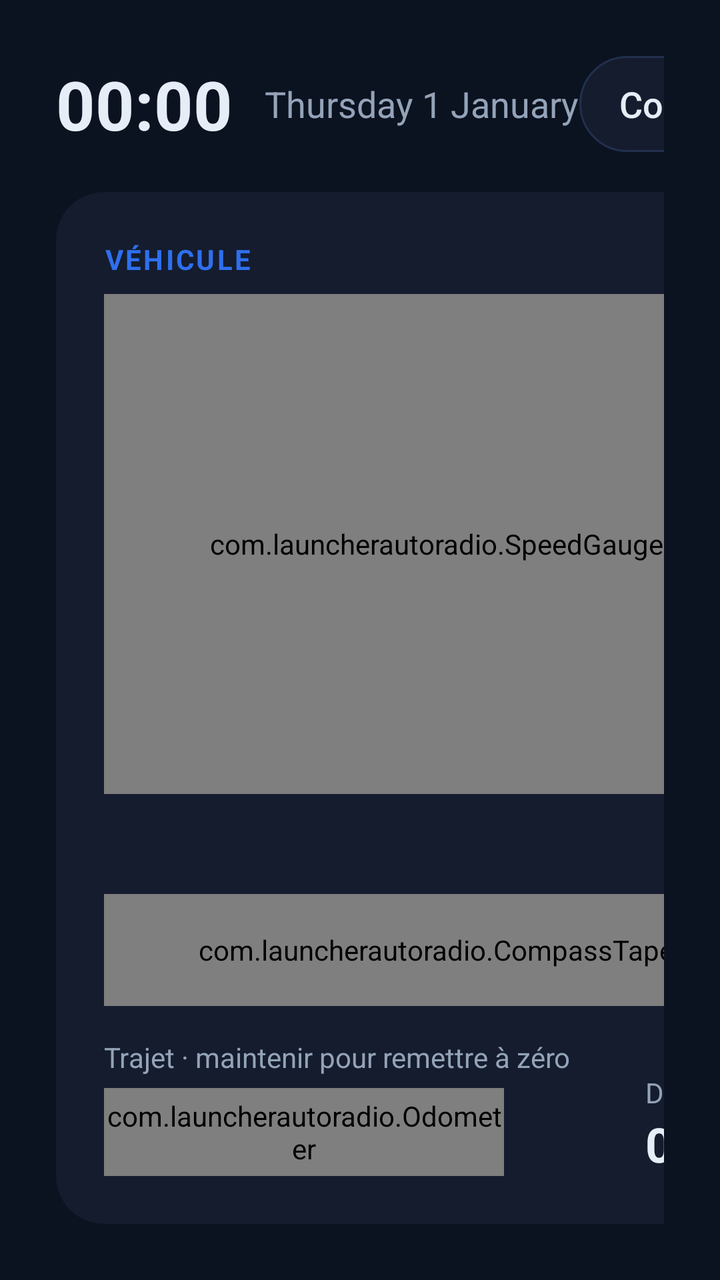
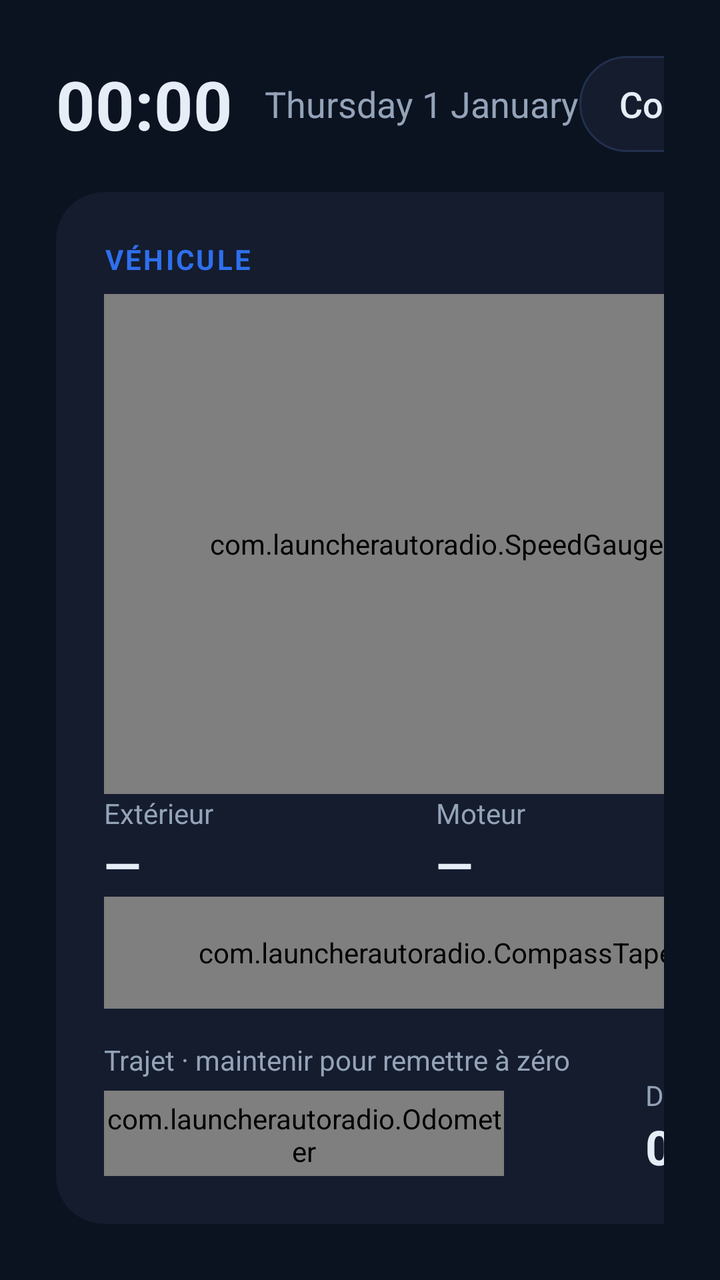

Two renders of the same Android screen: before a commit and after it. Below are the layout's source before the change and the commit's diff.
<!-- AndroidManifest.xml: application theme Theme.Launcher -->
<!-- res/layout/activity_main.xml -->
<?xml version="1.0" encoding="utf-8"?>
<LinearLayout xmlns:android="http://schemas.android.com/apk/res/android"
    android:layout_width="match_parent"
    android:layout_height="match_parent"
    android:orientation="vertical"
    android:padding="28dp"
    android:background="@color/bg">

    <LinearLayout
        android:layout_width="match_parent"
        android:layout_height="48dp"
        android:orientation="horizontal"
        android:gravity="center_vertical">
        <TextClock
            android:layout_width="wrap_content"
            android:layout_height="wrap_content"
            android:format24Hour="HH:mm"
            android:format12Hour="HH:mm"
            android:textSize="34sp"
            android:textStyle="bold"
            android:textColor="@color/text" />
        <TextClock
            android:layout_width="wrap_content"
            android:layout_height="wrap_content"
            android:layout_marginStart="16dp"
            android:format24Hour="EEEE d MMMM"
            android:format12Hour="EEEE d MMMM"
            android:textSize="18sp"
            android:textColor="@color/muted" />
        <View
            android:layout_width="0dp"
            android:layout_height="0dp"
            android:layout_weight="1" />
        <Button
            android:id="@+id/copy_can"
            android:layout_width="wrap_content"
            android:layout_height="match_parent"
            android:layout_marginEnd="12dp"
            android:background="@drawable/tile"
            android:paddingStart="20dp"
            android:paddingEnd="20dp"
            android:text="Copier appli CAN"
            android:textAllCaps="false"
            android:textColor="@color/text"
            android:textSize="18sp"
            android:stateListAnimator="@null" />
        <Button
            android:id="@+id/update"
            android:layout_width="wrap_content"
            android:layout_height="match_parent"
            android:background="@drawable/tile"
            android:paddingStart="20dp"
            android:paddingEnd="20dp"
            android:text="Mettre à jour"
            android:textAllCaps="false"
            android:textColor="@color/text"
            android:textSize="18sp"
            android:stateListAnimator="@null" />
    </LinearLayout>

    <LinearLayout
        android:layout_width="match_parent"
        android:layout_height="0dp"
        android:layout_weight="1"
        android:layout_marginTop="20dp"
        android:orientation="horizontal">

        <LinearLayout
            android:layout_width="380dp"
            android:layout_height="match_parent"
            android:orientation="vertical"
            android:padding="24dp"
            android:background="@drawable/card">
            <TextView
                android:layout_width="wrap_content"
                android:layout_height="wrap_content"
                android:text="VÉHICULE"
                android:textColor="@color/accent"
                android:textSize="14sp"
                android:textStyle="bold"
                android:letterSpacing="0.08" />
            <com.launcherautoradio.SpeedGauge
                android:id="@+id/speed"
                android:layout_width="match_parent"
                android:layout_height="250dp"
                android:layout_marginTop="8dp" />
            <Button
                android:id="@+id/loc_access"
                android:layout_width="match_parent"
                android:layout_height="wrap_content"
                android:text="@string/loc_access"
                android:textAllCaps="false"
                android:visibility="gone" />
            <View
                android:layout_width="match_parent"
                android:layout_height="0dp"
                android:layout_weight="1" />
            <com.launcherautoradio.CompassTape
                android:id="@+id/heading"
                android:layout_width="match_parent"
                android:layout_height="56dp" />
            <LinearLayout
                android:layout_width="match_parent"
                android:layout_height="wrap_content"
                android:layout_marginTop="16dp"
                android:orientation="horizontal"
                android:gravity="bottom">
                <LinearLayout
                    android:layout_width="0dp"
                    android:layout_height="wrap_content"
                    android:layout_weight="1"
                    android:orientation="vertical">
                    <TextView style="@style/StatLabel" android:text="Trajet · maintenir pour remettre à zéro" />
                    <com.launcherautoradio.Odometer
                        android:id="@+id/trip"
                        android:layout_width="200dp"
                        android:layout_height="44dp"
                        android:layout_marginTop="6dp"
                        android:clickable="true"
                        android:focusable="true" />
                </LinearLayout>
                <LinearLayout
                    android:layout_width="wrap_content"
                    android:layout_height="wrap_content"
                    android:orientation="vertical">
                    <TextView style="@style/StatLabel" android:text="Durée" />
                    <Chronometer android:id="@+id/duration" style="@style/StatValue" />
                </LinearLayout>
            </LinearLayout>
        </LinearLayout>

        <GridLayout
            android:layout_width="0dp"
            android:layout_height="match_parent"
            android:layout_weight="1"
            android:layout_marginStart="10dp"
            android:columnCount="3"
            android:rowCount="2">
            <LinearLayout android:id="@+id/tile_carplay" style="@style/TileBoxAccent">
                <ImageView android:layout_width="44dp" android:layout_height="44dp" android:src="@drawable/ic_carplay" android:importantForAccessibility="no" />
                <TextView style="@style/TileLabelAccent" android:text="CarPlay" />
            </LinearLayout>
            <LinearLayout android:id="@+id/tile_nav" style="@style/TileBox">
                <ImageView android:layout_width="44dp" android:layout_height="44dp" android:src="@drawable/ic_nav" android:importantForAccessibility="no" />
                <TextView style="@style/TileLabel" android:text="Navigation" />
            </LinearLayout>
            <LinearLayout android:id="@+id/tile_music" style="@style/TileBox">
                <ImageView android:layout_width="44dp" android:layout_height="44dp" android:src="@drawable/ic_music" android:importantForAccessibility="no" />
                <TextView style="@style/TileLabel" android:text="Musique" />
            </LinearLayout>
            <LinearLayout android:id="@+id/tile_phone" style="@style/TileBox">
                <ImageView android:layout_width="44dp" android:layout_height="44dp" android:src="@drawable/ic_phone" android:importantForAccessibility="no" />
                <TextView style="@style/TileLabel" android:text="Téléphone" />
            </LinearLayout>
            <LinearLayout android:id="@+id/tile_apps" style="@style/TileBox">
                <ImageView android:layout_width="44dp" android:layout_height="44dp" android:src="@drawable/ic_apps" android:importantForAccessibility="no" />
                <TextView style="@style/TileLabel" android:text="Applis" />
            </LinearLayout>
            <LinearLayout android:id="@+id/tile_settings" style="@style/TileBox">
                <ImageView android:layout_width="44dp" android:layout_height="44dp" android:src="@drawable/ic_settings" android:importantForAccessibility="no" />
                <TextView style="@style/TileLabel" android:text="Réglages" />
            </LinearLayout>
        </GridLayout>
    </LinearLayout>
</LinearLayout>
<!-- resources referenced by this layout -->
<resources>
  <color name="accent">#2F6FED</color>
  <color name="bg">#0B1220</color>
  <color name="muted">#94A3B8</color>
  <color name="text">#E6EDF7</color>
  <!-- drawable card (drawable) -->
  <shape xmlns:android="http://schemas.android.com/apk/res/android" android:shape="rectangle">
      <solid android:color="@color/card" />
      <corners android:radius="24dp" />
  </shape>
  <!-- drawable ic_apps (drawable) -->
  <vector xmlns:android="http://schemas.android.com/apk/res/android" android:width="44dp" android:height="44dp" android:viewportWidth="24" android:viewportHeight="24">
      <path android:pathData="M4,4h6v6h-6zM14,4h6v6h-6zM4,14h6v6h-6zM14,14h6v6h-6z" android:fillColor="#00000000" android:strokeColor="@color/accent" android:strokeWidth="1.8" android:strokeLineJoin="round" />
  </vector>
  <!-- drawable ic_nav (drawable) -->
  <vector xmlns:android="http://schemas.android.com/apk/res/android" android:width="44dp" android:height="44dp" android:viewportWidth="24" android:viewportHeight="24">
      <path android:pathData="M3,11l18,-8l-8,18l-2,-8z" android:fillColor="#00000000" android:strokeColor="@color/accent" android:strokeWidth="1.8" android:strokeLineCap="round" android:strokeLineJoin="round" />
  </vector>
  <!-- drawable ic_settings (drawable) -->
  <vector xmlns:android="http://schemas.android.com/apk/res/android" android:width="44dp" android:height="44dp" android:viewportWidth="24" android:viewportHeight="24">
      <path android:pathData="M4,6h16M4,12h16M4,18h16M14,4v4M8,10v4M16,16v4" android:fillColor="#00000000" android:strokeColor="@color/accent" android:strokeWidth="1.8" android:strokeLineCap="round" />
  </vector>
  <!-- drawable tile (drawable) -->
  <shape xmlns:android="http://schemas.android.com/apk/res/android" android:shape="rectangle">
      <solid android:color="@color/card" />
      <stroke android:width="1dp" android:color="#22304D" />
      <corners android:radius="24dp" />
  </shape>
  <string name="loc_access">Autoriser la localisation</string>
  <style name="StatLabel">
          <item name="android:layout_width">wrap_content</item>
          <item name="android:layout_height">wrap_content</item>
          <item name="android:textColor">@color/muted</item>
          <item name="android:textSize">14sp</item>
      </style>
  <style name="StatValue">
          <item name="android:layout_width">wrap_content</item>
          <item name="android:layout_height">wrap_content</item>
          <item name="android:textColor">@color/text</item>
          <item name="android:textSize">24sp</item>
          <item name="android:textStyle">bold</item>
      </style>
  <style name="TileBoxAccent" parent="TileBox">
          <item name="android:background">@drawable/tile_accent</item>
      </style>
  <style name="TileLabelAccent" parent="TileLabel">
          <item name="android:textColor">#FFFFFF</item>
      </style>
  <style name="Theme.Launcher" parent="@android:style/Theme.Material.NoActionBar.Fullscreen">
          <item name="android:windowBackground">@color/bg</item>
          <item name="android:colorAccent">@color/accent</item>
      </style>
  <color name="card">#141C2E</color>
  <!-- drawable tile_accent (drawable) -->
  <shape xmlns:android="http://schemas.android.com/apk/res/android" android:shape="rectangle">
      <solid android:color="@color/accent" />
      <corners android:radius="24dp" />
  </shape>
  <!-- unchanged entries left out for length: 5 -->
</resources>

<!-- the commit's change to res/layout/activity_main.xml (unified diff, before → after) -->
@@ -84,6 +84,19 @@
                 android:layout_width="match_parent"
                 android:layout_height="250dp"
                 android:layout_marginTop="8dp" />
+            <LinearLayout
+                android:layout_width="match_parent"
+                android:layout_height="wrap_content"
+                android:orientation="horizontal">
+                <LinearLayout style="@style/Stat">
+                    <TextView style="@style/StatLabel" android:text="Extérieur" />
+                    <TextView android:id="@+id/outside" style="@style/StatValue" android:text="—" />
+                </LinearLayout>
+                <LinearLayout style="@style/Stat">
+                    <TextView style="@style/StatLabel" android:text="Moteur" />
+                    <TextView android:id="@+id/rpm" style="@style/StatValue" android:text="—" />
+                </LinearLayout>
+            </LinearLayout>
             <Button
                 android:id="@+id/loc_access"
                 android:layout_width="match_parent"
<!-- resource entries referenced after the edit -->
@@ -28,6 +28,12 @@
       <corners android:radius="24dp" />
   </shape>
   <string name="loc_access">Autoriser la localisation</string>
+  <style name="Stat">
+          <item name="android:layout_width">0dp</item>
+          <item name="android:layout_height">wrap_content</item>
+          <item name="android:layout_weight">1</item>
+          <item name="android:orientation">vertical</item>
+      </style>
   <style name="StatLabel">
           <item name="android:layout_width">wrap_content</item>
           <item name="android:layout_height">wrap_content</item>
